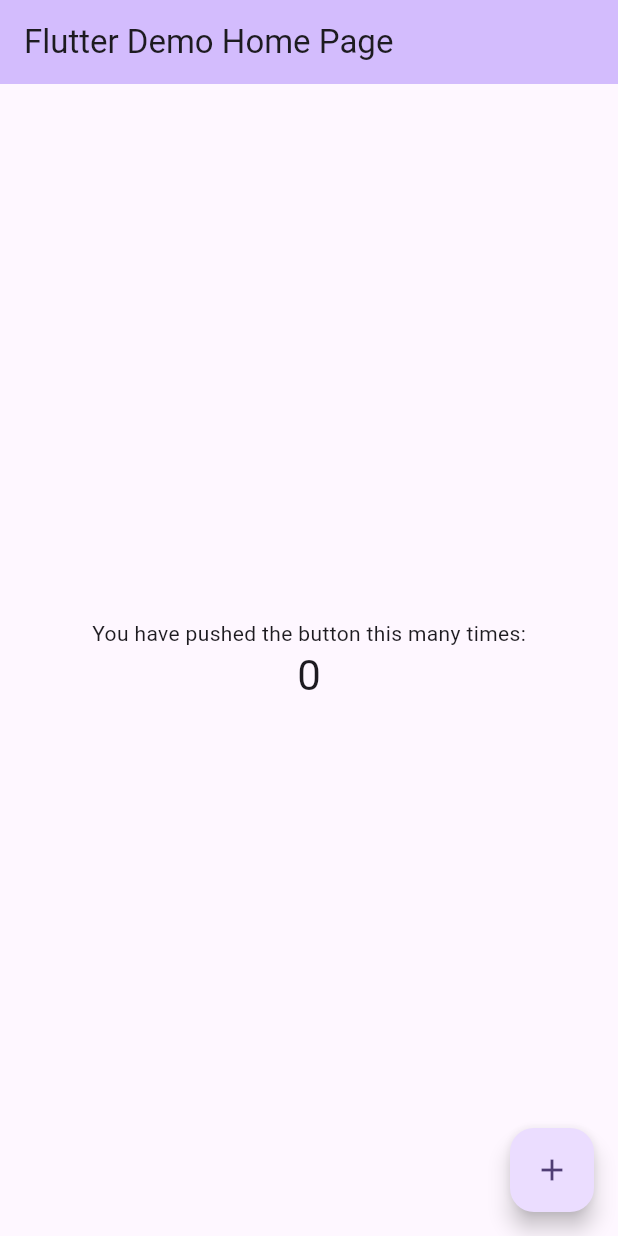
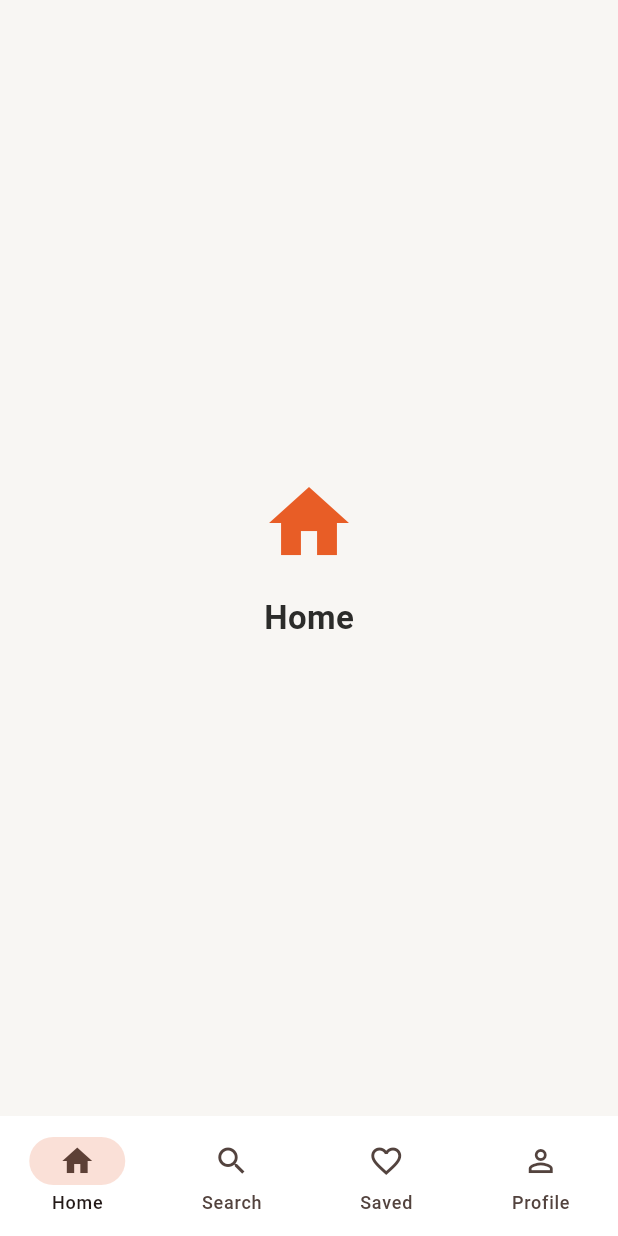
Before and after one commit to ivanperezveiga-a11y/neareats, a Flutter app: the screen it shows after launch, on a phone screen of 412 x 824 dp. Run offline on Flutter 3.47's test engine with Material 3 defaults, Android fonts, the phone set to English and light mode, and no system bars.

Commit message:
feat: add navigation and design tokens

```diff
--- a/lib/main.dart
+++ b/lib/main.dart
@@ -1,122 +1,21 @@
 import 'package:flutter/material.dart';
+import 'theme/app_theme.dart';
+import 'screens/main_screen.dart';
 
 void main() {
-  runApp(const MyApp());
+  runApp(const NearEatsApp());
 }
 
-class MyApp extends StatelessWidget {
-  const MyApp({super.key});
+class NearEatsApp extends StatelessWidget {
+  const NearEatsApp({super.key});
 
-  // This widget is the root of your application.
   @override
   Widget build(BuildContext context) {
     return MaterialApp(
-      title: 'Flutter Demo',
-      theme: ThemeData(
-        // This is the theme of your application.
-        //
-        // TRY THIS: Try running your application with "flutter run". You'll see
-        // the application has a purple toolbar. Then, without quitting the app,
-        // try changing the seedColor in the colorScheme below to Colors.green
-        // and then invoke "hot reload" (save your changes or press the "hot
-        // reload" button in a Flutter-supported IDE, or press "r" if you used
-        // the command line to start the app).
-        //
-        // Notice that the counter didn't reset back to zero; the application
-        // state is not lost during the reload. To reset the state, use hot
-        // restart instead.
-        //
-        // This works for code too, not just values: Most code changes can be
-        // tested with just a hot reload.
-        colorScheme: .fromSeed(seedColor: Colors.deepPurple),
-      ),
-      home: const MyHomePage(title: 'Flutter Demo Home Page'),
+      title: 'NearEats',
+      debugShowCheckedModeBanner: false,
+      theme: AppTheme.lightTheme,
+      home: const MainScreen(),
     );
   }
 }
-
-class MyHomePage extends StatefulWidget {
-  const MyHomePage({super.key, required this.title});
-
-  // This widget is the home page of your application. It is stateful, meaning
-  // that it has a State object (defined below) that contains fields that affect
-  // how it looks.
-
-  // This class is the configuration for the state. It holds the values (in this
-  // case the title) provided by the parent (in this case the App widget) and
-  // used by the build method of the State. Fields in a Widget subclass are
-  // always marked "final".
-
-  final String title;
-
-  @override
-  State<MyHomePage> createState() => _MyHomePageState();
-}
-
-class _MyHomePageState extends State<MyHomePage> {
-  int _counter = 0;
-
-  void _incrementCounter() {
-    setState(() {
-      // This call to setState tells the Flutter framework that something has
-      // changed in this State, which causes it to rerun the build method below
-      // so that the display can reflect the updated values. If we changed
-      // _counter without calling setState(), then the build method would not be
-      // called again, and so nothing would appear to happen.
-      _counter++;
-    });
-  }
-
-  @override
-  Widget build(BuildContext context) {
-    // This method is rerun every time setState is called, for instance as done
-    // by the _incrementCounter method above.
-    //
-    // The Flutter framework has been optimized to make rerunning build methods
-    // fast, so that you can just rebuild anything that needs updating rather
-    // than having to individually change instances of widgets.
-    return Scaffold(
-      appBar: AppBar(
-        // TRY THIS: Try changing the color here to a specific color (to
-        // Colors.amber, perhaps?) and trigger a hot reload to see the AppBar
-        // change color while the other colors stay the same.
-        backgroundColor: Theme.of(context).colorScheme.inversePrimary,
-        // Here we take the value from the MyHomePage object that was created by
-        // the App.build method, and use it to set our appbar title.
-        title: Text(widget.title),
-      ),
-      body: Center(
-        // Center is a layout widget. It takes a single child and positions it
-        // in the middle of the parent.
-        child: Column(
-          // Column is also a layout widget. It takes a list of children and
-          // arranges them vertically. By default, it sizes itself to fit its
-          // children horizontally, and tries to be as tall as its parent.
-          //
-          // Column has various properties to control how it sizes itself and
-          // how it positions its children. Here we use mainAxisAlignment to
-          // center the children vertically; the main axis here is the vertical
-          // axis because Columns are vertical (the cross axis would be
-          // horizontal).
-          //
-          // TRY THIS: Invoke "debug painting" (choose the "Toggle Debug Paint"
-          // action in the IDE, or press "p" in the console), to see the
-          // wireframe for each widget.
-          mainAxisAlignment: .center,
-          children: [
-            const Text('You have pushed the button this many times:'),
-            Text(
-              '$_counter',
-              style: Theme.of(context).textTheme.headlineMedium,
-            ),
-          ],
-        ),
-      ),
-      floatingActionButton: FloatingActionButton(
-        onPressed: _incrementCounter,
-        tooltip: 'Increment',
-        child: const Icon(Icons.add),
-      ),
-    );
-  }
-}
--- /dev/null
+++ b/lib/screens/main_screen.dart
@@ -0,0 +1,78 @@
+import 'package:flutter/material.dart';
+import '../theme/app_theme.dart';
+
+class MainScreen extends StatefulWidget {
+  const MainScreen({super.key});
+
+  @override
+  State<MainScreen> createState() => _MainScreenState();
+}
+
+class _MainScreenState extends State<MainScreen> {
+  int _currentIndex = 0;
+
+  final List<Widget> _screens = [
+    const _PlaceholderScreen(label: 'Home', icon: Icons.home),
+    const _PlaceholderScreen(label: 'Search', icon: Icons.search),
+    const _PlaceholderScreen(label: 'Saved', icon: Icons.favorite),
+    const _PlaceholderScreen(label: 'Profile', icon: Icons.person),
+  ];
+
+  @override
+  Widget build(BuildContext context) {
+    return Scaffold(
+      body: _screens[_currentIndex],
+      bottomNavigationBar: NavigationBar(
+        selectedIndex: _currentIndex,
+        onDestinationSelected: (index) {
+          setState(() => _currentIndex = index);
+        },
+        backgroundColor: AppColors.surface,
+        indicatorColor: AppColors.primaryLight.withOpacity(0.3),
+        destinations: const [
+          NavigationDestination(
+            icon: Icon(Icons.home_outlined),
+            selectedIcon: Icon(Icons.home),
+            label: 'Home',
+          ),
+          NavigationDestination(
+            icon: Icon(Icons.search_outlined),
+            selectedIcon: Icon(Icons.search),
+            label: 'Search',
+          ),
+          NavigationDestination(
+            icon: Icon(Icons.favorite_outline),
+            selectedIcon: Icon(Icons.favorite),
+            label: 'Saved',
+          ),
+          NavigationDestination(
+            icon: Icon(Icons.person_outline),
+            selectedIcon: Icon(Icons.person),
+            label: 'Profile',
+          ),
+        ],
+      ),
+    );
+  }
+}
+
+class _PlaceholderScreen extends StatelessWidget {
+  final String label;
+  final IconData icon;
+
+  const _PlaceholderScreen({required this.label, required this.icon});
+
+  @override
+  Widget build(BuildContext context) {
+    return Center(
+      child: Column(
+        mainAxisAlignment: MainAxisAlignment.center,
+        children: [
+          Icon(icon, size: 64, color: AppColors.primary),
+          const SizedBox(height: AppSpacing.md),
+          Text(label, style: AppTextStyles.heading2),
+        ],
+      ),
+    );
+  }
+}
--- /dev/null
+++ b/lib/theme/app_theme.dart
@@ -0,0 +1,89 @@
+import 'package:flutter/material.dart';
+
+class AppColors {
+  // Primary
+  static const Color primary = Color(0xFFE85D26);
+  static const Color primaryLight = Color(0xFFF0997B);
+  static const Color primaryDark = Color(0xFF993C1D);
+
+  // Neutrals
+  static const Color background = Color(0xFFF8F6F3);
+  static const Color surface = Color(0xFFFFFFFF);
+  static const Color textPrimary = Color(0xFF2C2C2A);
+  static const Color textSecondary = Color(0xFF5F5E5A);
+  static const Color textHint = Color(0xFF888780);
+  static const Color border = Color(0xFFD3D1C7);
+
+  // Semantic
+  static const Color success = Color(0xFF3B6D11);
+  static const Color error = Color(0xFFA32D2D);
+  static const Color warning = Color(0xFFBA7517);
+}
+
+class AppTextStyles {
+  static const TextStyle heading1 = TextStyle(
+    fontSize: 28,
+    fontWeight: FontWeight.bold,
+    color: AppColors.textPrimary,
+  );
+  static const TextStyle heading2 = TextStyle(
+    fontSize: 22,
+    fontWeight: FontWeight.bold,
+    color: AppColors.textPrimary,
+  );
+  static const TextStyle heading3 = TextStyle(
+    fontSize: 18,
+    fontWeight: FontWeight.w600,
+    color: AppColors.textPrimary,
+  );
+  static const TextStyle body = TextStyle(
+    fontSize: 16,
+    fontWeight: FontWeight.normal,
+    color: AppColors.textPrimary,
+  );
+  static const TextStyle bodySecondary = TextStyle(
+    fontSize: 14,
+    fontWeight: FontWeight.normal,
+    color: AppColors.textSecondary,
+  );
+  static const TextStyle caption = TextStyle(
+    fontSize: 12,
+    fontWeight: FontWeight.normal,
+    color: AppColors.textHint,
+  );
+}
+
+class AppSpacing {
+  static const double xs = 4;
+  static const double sm = 8;
+  static const double md = 16;
+  static const double lg = 24;
+  static const double xl = 32;
+  static const double xxl = 48;
+}
+
+class AppRadius {
+  static const double sm = 8;
+  static const double md = 12;
+  static const double lg = 16;
+  static const double xl = 24;
+  static const double full = 999;
+}
+
+class AppTheme {
+  static ThemeData get lightTheme {
+    return ThemeData(
+      useMaterial3: true,
+      colorScheme: ColorScheme.fromSeed(
+        seedColor: AppColors.primary,
+        background: AppColors.background,
+      ),
+      scaffoldBackgroundColor: AppColors.background,
+      appBarTheme: const AppBarTheme(
+        backgroundColor: AppColors.surface,
+        foregroundColor: AppColors.textPrimary,
+        elevation: 0,
+      ),
+    );
+  }
+}
```
